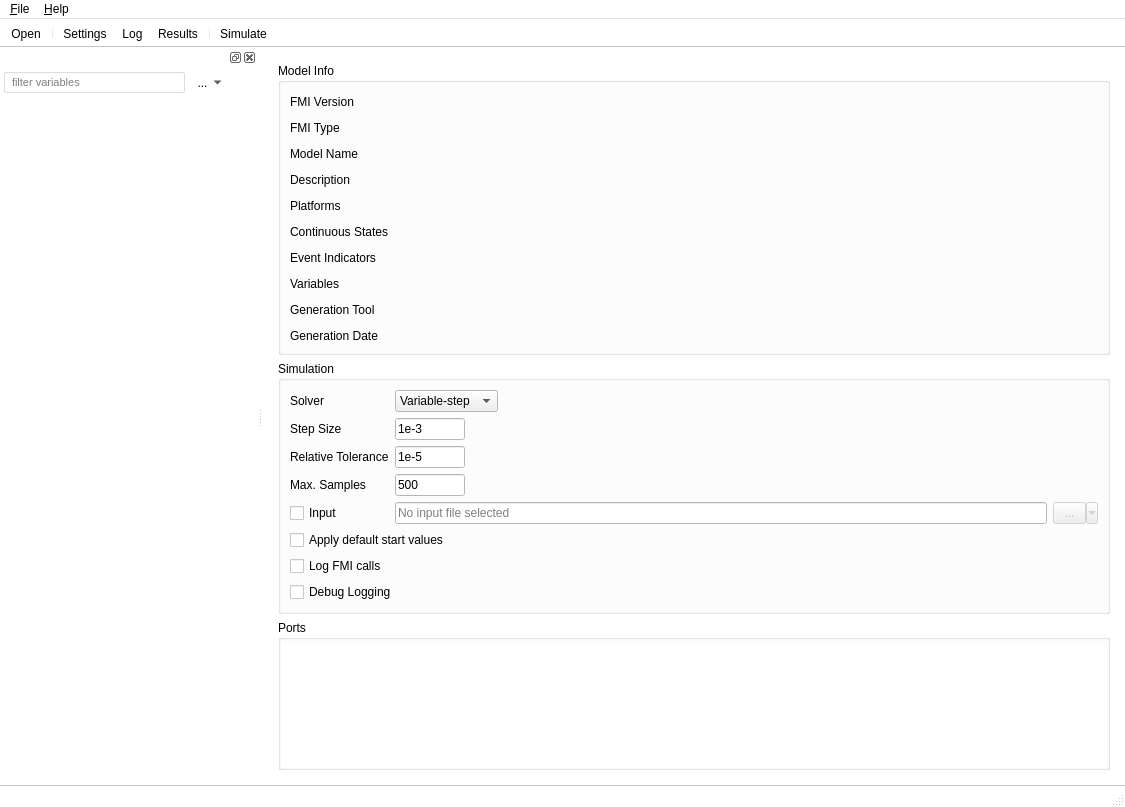
Old version of the form fmpy/gui/forms/MainWindow.ui in the repository CATIA-Systems/FMPy.
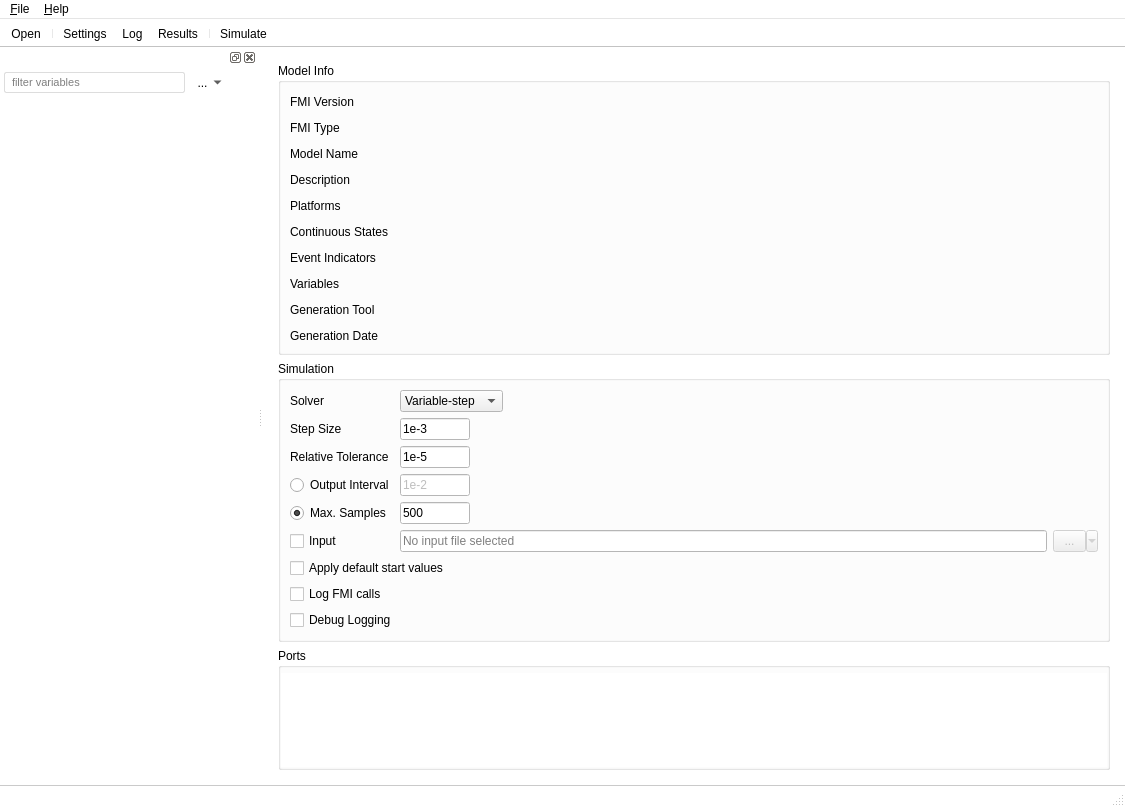
New version of the form. The open tabs and pages were chosen to show the change. Icons and pictures are not drawn. Custom widgets are drawn as their Qt base class.

Commit message:
Add output interval to GUI
and handle float conversion exceptions

see #52

The edit to the form file:
```diff
--- a/fmpy/gui/forms/MainWindow.ui
+++ b/fmpy/gui/forms/MainWindow.ui
@@ -616,30 +616,17 @@
              </property>
             </widget>
            </item>
-           <item row="0" column="0">
-            <widget class="QLabel" name="label_13">
+           <item row="6" column="0" colspan="2">
+            <widget class="QCheckBox" name="applyDefaultStartValuesCheckBox">
              <property name="text">
-              <string>Solver</string>
+              <string>Apply default start values</string>
              </property>
             </widget>
            </item>
-           <item row="3" column="0">
-            <widget class="QLabel" name="label_6">
+           <item row="5" column="0">
+            <widget class="QCheckBox" name="inputCheckBox">
              <property name="text">
-              <string>Max. Samples</string>
-             </property>
-             <property name="alignment">
-              <set>Qt::AlignLeading|Qt::AlignLeft|Qt::AlignVCenter</set>
-             </property>
-            </widget>
-           </item>
-           <item row="4" column="1">
-            <widget class="QLineEdit" name="inputFilenameLineEdit">
-             <property name="enabled">
-              <bool>false</bool>
-             </property>
-             <property name="placeholderText">
-              <string>No input file selected</string>
+              <string>Input</string>
              </property>
             </widget>
            </item>
@@ -650,7 +637,7 @@
              </property>
             </widget>
            </item>
-           <item row="4" column="2">
+           <item row="5" column="2">
             <widget class="QToolButton" name="selectInputButton">
              <property name="enabled">
               <bool>false</bool>
@@ -672,30 +659,40 @@
              </property>
             </widget>
            </item>
-           <item row="4" column="0">
-            <widget class="QCheckBox" name="inputCheckBox">
-             <property name="text">
-              <string>Input</string>
-             </property>
-            </widget>
-           </item>
-           <item row="6" column="0" colspan="2">
+           <item row="7" column="0" colspan="2">
             <widget class="QCheckBox" name="logFMICallsCheckBox">
              <property name="text">
               <string>Log FMI calls</string>
              </property>
             </widget>
            </item>
-           <item row="7" column="0" colspan="2">
+           <item row="8" column="0" colspan="2">
             <widget class="QCheckBox" name="debugLoggingCheckBox">
              <property name="text">
               <string>Debug Logging</string>
              </property>
             </widget>
            </item>
-           <item row="2" column="1">
-            <widget class="QWidget" name="widget_11" native="true">
-             <layout class="QHBoxLayout" name="horizontalLayout_10">
+           <item row="0" column="0">
+            <widget class="QLabel" name="label_13">
+             <property name="text">
+              <string>Solver</string>
+             </property>
+            </widget>
+           </item>
+           <item row="5" column="1">
+            <widget class="QLineEdit" name="inputFilenameLineEdit">
+             <property name="enabled">
+              <bool>false</bool>
+             </property>
+             <property name="placeholderText">
+              <string>No input file selected</string>
+             </property>
+            </widget>
+           </item>
+           <item row="1" column="1">
+            <widget class="QWidget" name="widget_3" native="true">
+             <layout class="QHBoxLayout" name="horizontalLayout_2">
               <property name="leftMargin">
                <number>0</number>
               </property>
@@ -709,7 +706,7 @@
                <number>0</number>
               </property>
               <item>
-               <widget class="QLineEdit" name="relativeToleranceLineEdit">
+               <widget class="QLineEdit" name="stepSizeLineEdit">
                 <property name="minimumSize">
                  <size>
                   <width>70</width>
@@ -723,18 +720,18 @@
                  </size>
                 </property>
                 <property name="text">
-                 <string>1e-5</string>
+                 <string>1e-3</string>
                 </property>
                </widget>
               </item>
               <item>
-               <spacer name="horizontalSpacer_12">
+               <spacer name="horizontalSpacer_4">
                 <property name="orientation">
                  <enum>Qt::Horizontal</enum>
                 </property>
                 <property name="sizeHint" stdset="0">
                  <size>
-                  <width>359</width>
+                  <width>336</width>
                   <height>20</height>
                  </size>
                 </property>
@@ -800,9 +797,9 @@
              </layout>
             </widget>
            </item>
-           <item row="1" column="1">
-            <widget class="QWidget" name="widget_3" native="true">
-             <layout class="QHBoxLayout" name="horizontalLayout_2">
+           <item row="2" column="1">
+            <widget class="QWidget" name="widget_11" native="true">
+             <layout class="QHBoxLayout" name="horizontalLayout_10">
               <property name="leftMargin">
                <number>0</number>
               </property>
@@ -816,7 +813,7 @@
                <number>0</number>
               </property>
               <item>
-               <widget class="QLineEdit" name="stepSizeLineEdit">
+               <widget class="QLineEdit" name="relativeToleranceLineEdit">
                 <property name="minimumSize">
                  <size>
                   <width>70</width>
@@ -830,18 +827,18 @@
                  </size>
                 </property>
                 <property name="text">
-                 <string>1e-3</string>
+                 <string>1e-5</string>
                 </property>
                </widget>
               </item>
               <item>
-               <spacer name="horizontalSpacer_4">
+               <spacer name="horizontalSpacer_12">
                 <property name="orientation">
                  <enum>Qt::Horizontal</enum>
                 </property>
                 <property name="sizeHint" stdset="0">
                  <size>
-                  <width>336</width>
+                  <width>359</width>
                   <height>20</height>
                  </size>
                 </property>
@@ -850,7 +847,7 @@
              </layout>
             </widget>
            </item>
-           <item row="3" column="1">
+           <item row="4" column="1">
             <widget class="QWidget" name="widget_5" native="true">
              <layout class="QHBoxLayout" name="horizontalLayout_4">
               <property name="leftMargin">
@@ -918,10 +915,76 @@
              </layout>
             </widget>
            </item>
-           <item row="5" column="0" colspan="2">
-            <widget class="QCheckBox" name="applyDefaultStartValuesCheckBox">
+           <item row="3" column="0">
+            <widget class="QRadioButton" name="outputIntervalRadioButton">
              <property name="text">
-              <string>Apply default start values</string>
+              <string>Output Interval</string>
+             </property>
+             <property name="checked">
+              <bool>false</bool>
+             </property>
+            </widget>
+           </item>
+           <item row="3" column="1">
+            <widget class="QWidget" name="widget_2" native="true">
+             <layout class="QHBoxLayout" name="horizontalLayout_3">
+              <property name="leftMargin">
+               <number>0</number>
+              </property>
+              <property name="topMargin">
+               <number>0</number>
+              </property>
+              <property name="rightMargin">
+               <number>0</number>
+              </property>
+              <property name="bottomMargin">
+               <number>0</number>
+              </property>
+              <item>
+               <widget class="QLineEdit" name="outputIntervalLineEdit">
+                <property name="enabled">
+                 <bool>false</bool>
+                </property>
+                <property name="minimumSize">
+                 <size>
+                  <width>70</width>
+                  <height>0</height>
+                 </size>
+                </property>
+                <property name="maximumSize">
+                 <size>
+                  <width>70</width>
+                  <height>16777215</height>
+                 </size>
+                </property>
+                <property name="text">
+                 <string>1e-2</string>
+                </property>
+               </widget>
+              </item>
+              <item>
+               <spacer name="horizontalSpacer_3">
+                <property name="orientation">
+                 <enum>Qt::Horizontal</enum>
+                </property>
+                <property name="sizeHint" stdset="0">
+                 <size>
+                  <width>558</width>
+                  <height>18</height>
+                 </size>
+                </property>
+               </spacer>
+              </item>
+             </layout>
+            </widget>
+           </item>
+           <item row="4" column="0">
+            <widget class="QRadioButton" name="maxSamplesRadioButton">
+             <property name="text">
+              <string>Max. Samples</string>
+             </property>
+             <property name="checked">
+              <bool>true</bool>
              </property>
             </widget>
            </item>
@@ -1229,7 +1292,7 @@
      <x>0</x>
      <y>0</y>
      <width>1125</width>
-     <height>22</height>
+     <height>26</height>
     </rect>
    </property>
    <widget class="QMenu" name="menu_File">
```
Left out of the diff: 48 changed lines with no effect on the pictures. The commit also changes 1 other file.
